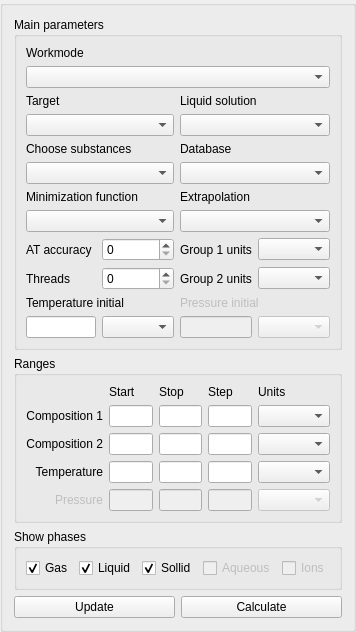
The window that src/calculationparameters.ui (alexonemore/atc) describes before a commit, drawn with Qt 5.
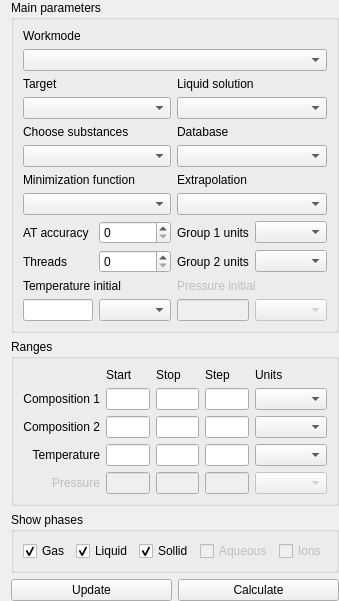
The same window after the commit.

The edit to the form file:
```diff
--- a/src/calculationparameters.ui
+++ b/src/calculationparameters.ui
@@ -1,7 +1,7 @@
 <?xml version="1.0" encoding="UTF-8"?>
 <ui version="4.0">
  <class>CalculationParameters</class>
- <widget class="QGroupBox" name="CalculationParameters">
+ <widget class="QWidget" name="CalculationParameters">
   <property name="geometry">
    <rect>
     <x>0</x>
@@ -20,6 +20,15 @@
    <string>GroupBox</string>
   </property>
   <layout class="QVBoxLayout" name="verticalLayout">
+   <property name="topMargin">
+    <number>0</number>
+   </property>
+   <property name="rightMargin">
+    <number>0</number>
+   </property>
+   <property name="bottomMargin">
+    <number>0</number>
+   </property>
    <item>
     <widget class="QGroupBox" name="groupBox">
      <property name="title">
```
